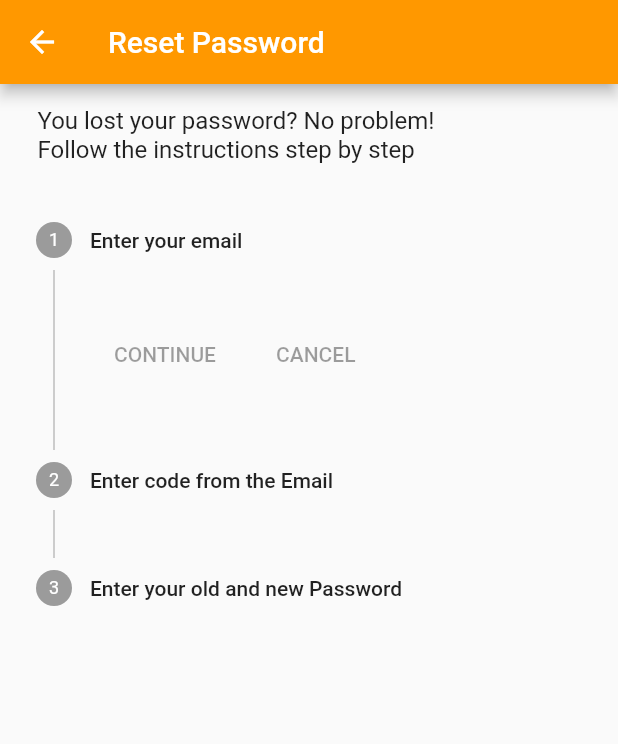
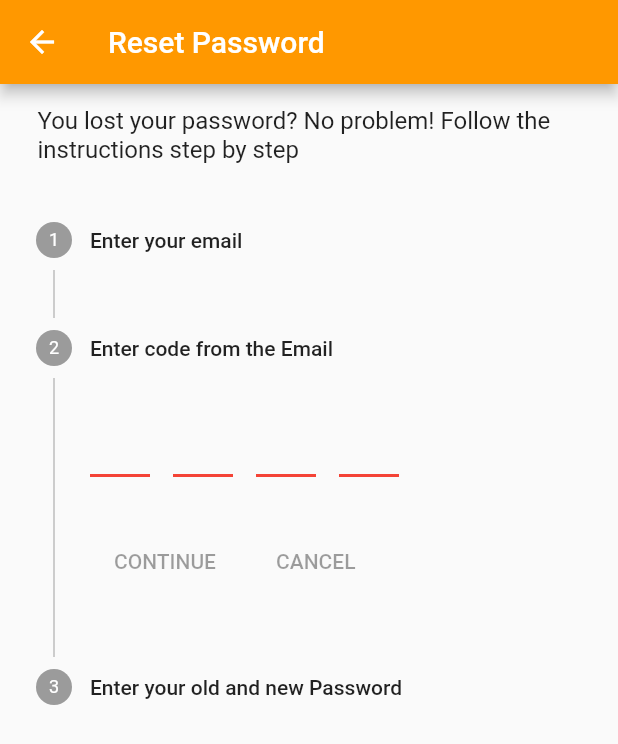
Before and after one commit to PatrickMisti/AlpinFreunde, a Flutter app: the screen it shows after launch, on a phone screen of 412 x 824 dp. Shown: the top 744 px of the screen. Run offline on Flutter 3.47's test engine with Material 2 defaults, Android fonts, the phone set to English and light mode, and no system bars; drawn by our look-alikes of pin_code_fields; our stand-ins replace get_it, reactive_forms, rxdart, stacked; generated files the repository leaves out were written again.

Commit message:
add rest view model add first step

```diff
--- /dev/null
+++ b/alpin_frontend/lib/components/login/reset/reset_model.dart
@@ -0,0 +1,15 @@
+import 'package:alpin_frontend/components/base_model.dart';
+import 'package:reactive_forms/reactive_forms.dart';
+
+class ResetPasswordModel extends BaseModel {
+  late int steps;
+  late FormGroup settingsForm;
+
+
+  ResetPasswordModel() {
+    steps = 0;
+    settingsForm = FormGroup({
+
+    });
+  }
+}
--- a/alpin_frontend/lib/components/login/reset/reset_view.dart
+++ b/alpin_frontend/lib/components/login/reset/reset_view.dart
@@ -1,36 +1,73 @@
 import 'package:alpin_frontend/components/base_model.dart';
+import 'package:alpin_frontend/components/login/reset/reset_model.dart';
 import 'package:alpin_frontend/services/language-provider/translation-service.dart';
 import 'package:flutter/cupertino.dart';
 import 'package:flutter/material.dart';
+import 'package:intl/intl.dart';
+import 'package:pin_code_fields/pin_code_fields.dart';
+import 'package:reactive_forms/reactive_forms.dart';
 import 'package:stacked/stacked.dart';
 
 class ResetPasswordView extends StatelessWidget {
+  const ResetPasswordView({Key? key}) : super(key: key);
+
   @override
   Widget build(BuildContext context) {
     return ViewModelBuilder<ResetPasswordModel>.reactive(
       viewModelBuilder: () => ResetPasswordModel(),
       builder: (context, model, child) {
-        Size size = MediaQuery
-            .of(context)
-            .size;
+        Size size = MediaQuery.of(context).size;
         return Scaffold(
           appBar: AppBar(title: Text(translation(context).resetPassword)),
           body: SizedBox.expand(
             child: Column(
               children: [
-                SizedBox(width: size.width, child: Padding(
-                  padding: const EdgeInsets.symmetric(horizontal: 25,vertical: 15),
-                  child: Text(translation(context).resetPasswordFirst,
-                      style: TextStyle(fontSize: 16),
-                      textAlign: TextAlign.start),
-                ),),
-                Stepper(steps: [
+                SizedBox(
+                  width: size.width,
+                  child: Padding(
+                    padding: const EdgeInsets.symmetric(
+                        horizontal: 25, vertical: 15),
+                    child: Text(translation(context).resetPasswordFirst,
+                        style: const TextStyle(fontSize: 16),
+                        textAlign: TextAlign.start),
+                  ),
+                ),
+                Stepper(
+                  currentStep: 1,
+                    steps: [
                   Step(
                       title: Text(translation(context).resetPassEnterEmail),
-                      content: Container()),
+                      content: Align(
+                        alignment: Alignment.centerLeft,
+                        child: SizedBox(
+                          width: size.width * 0.5,
+                          child: TextFormField(
+                            decoration: InputDecoration(
+                                hintText: translation(context).email),
+                          ),
+                        ),
+                      )),
                   Step(
                       title: Text(translation(context).resetPassEnterTwoFactor),
-                      content: Container()),
+                      content: Align(
+                        alignment: Alignment.centerLeft,
+                        child: SizedBox(
+                          width: size.width * 0.5,
+                          child: PinCodeTextField(
+                            appContext: context,
+                            length: 4,
+                            onChanged: (value) => print(value),
+                            validator: (validator) {
+                              var checkIt = validator?.trim();
+                              if(checkIt!.length < 3) {
+                                return translation(context).diis;
+                              }
+
+                              return null;
+                            },
+                          ),
+                        )
+                      )),
                   Step(
                       title: Text(translation(context).resetPassEnterNewPass),
                       content: Container())
@@ -43,11 +80,3 @@ class ResetPasswordView extends StatelessWidget {
     );
   }
 }
-
-class ResetPasswordModel extends BaseModel {
-  late int steps;
-
-  ResetPasswordModel() {
-    steps = 0;
-  }
-}
--- a/alpin_frontend/pubspec.yaml
+++ b/alpin_frontend/pubspec.yaml
@@ -43,6 +43,7 @@ dependencies:
   intl: ^0.17.0
   stacked: ^3.0.0
   reactive_forms: ^14.1.0
+  pin_code_fields: ^7.4.0
 #  provider: ^6.0.3
 
 
```
Also changed, not shown: alpin_frontend/lib/l10n/intl_de.arb (+6 -2 lines), alpin_frontend/lib/l10n/intl_en.arb (+6 -2 lines), alpin_frontend/lib/generated/intl/messages_de.dart, alpin_frontend/lib/generated/intl/messages_en.dart, alpin_frontend/lib/generated/l10n.dart, alpin_frontend/pubspec.lock.
